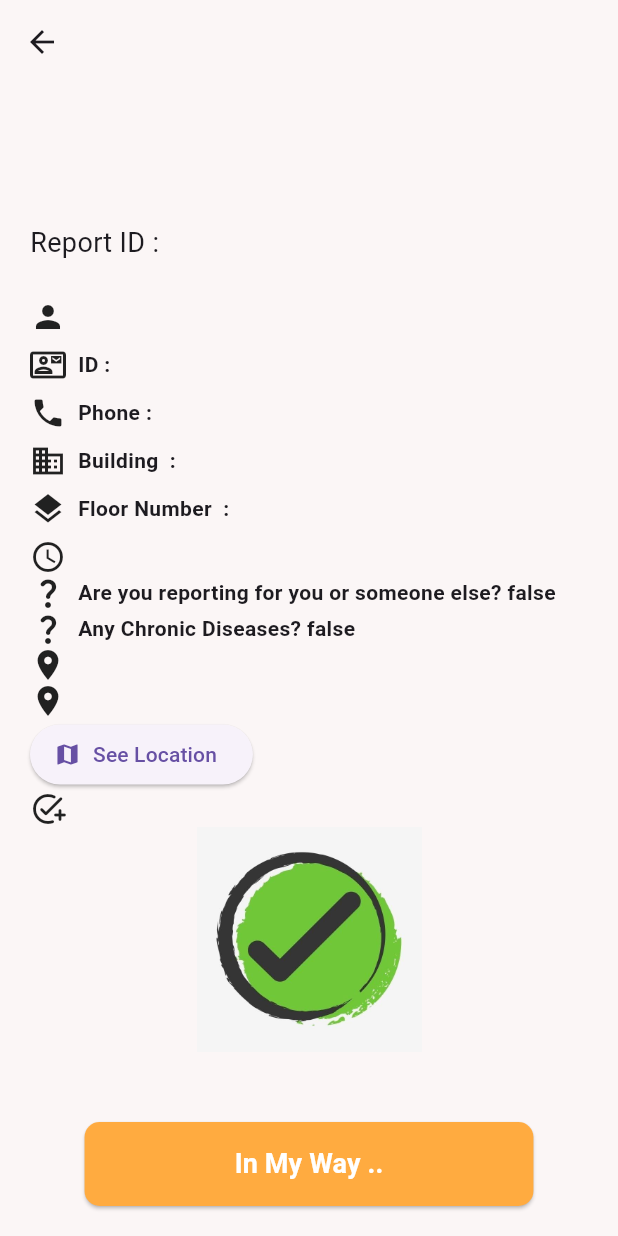
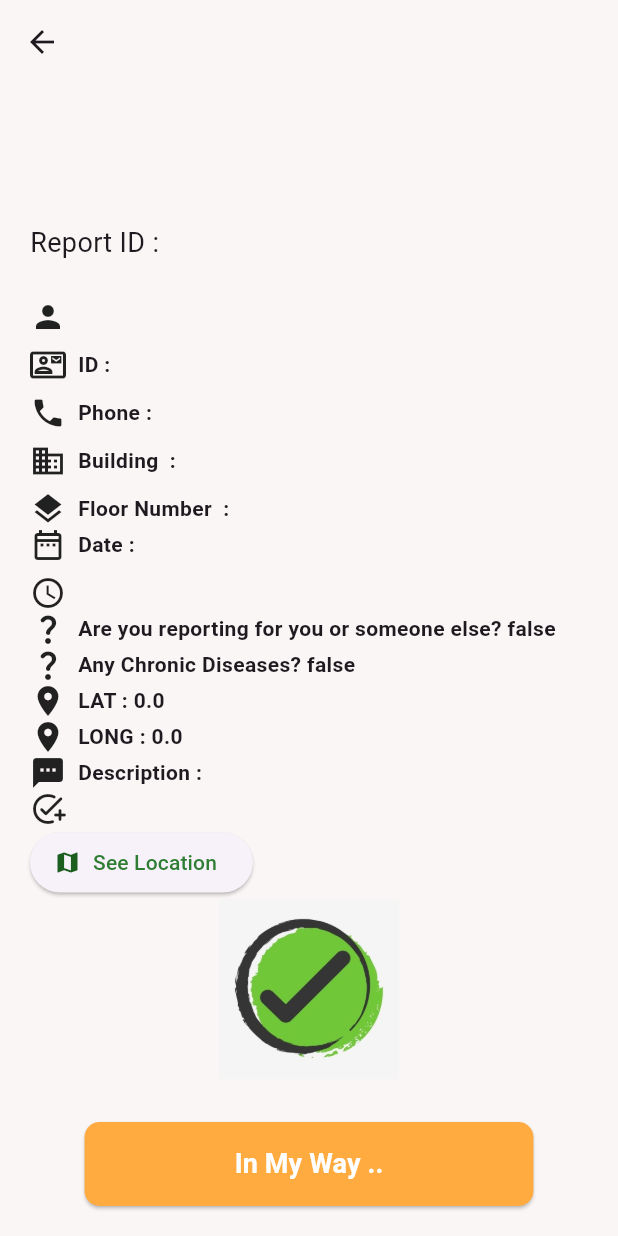
Before and after one commit to OmarMost/gis, a Flutter app: the ReportFIRSTAID screen opened directly with empty values, on a phone screen of 412 x 824 dp. Run offline on Flutter 3.47's test engine with Material 3 defaults, Android fonts, the phone set to English and light mode, and no system bars; our stand-ins replace cloud_firestore, firebase_auth, firebase_core, firebase_storage, geolocator, google_maps_flutter and 3 more; missing offline and left inert: dart:ffi; accounts and stored records are empty; Roboto replaces fonts that are missing (DidactGothic-Regular).

```diff
--- a/lib/Screens/SecurtyScreens/home_secFIRSTAID.dart
+++ b/lib/Screens/SecurtyScreens/home_secFIRSTAID.dart
@@ -425,6 +425,8 @@ class _Home_SecState extends State<Home_Sec2> {
                                                             '${report['Type']}',
                                                         time:
                                                             '${report['Time']}',
+                                                        Date:
+                                                            '${report['Date']}',
                                                         State:
                                                             '${report['State']}',
                                                         Descriotion:
@@ -435,10 +437,8 @@ class _Home_SecState extends State<Home_Sec2> {
                                                             '${report['hasChronicDiseases']}',
                                                         isReportingForSelf:
                                                             '${report['isReportingForSelf']}',
-                                                        lat:
-                                                            '${report['lat'].toString()}',
-                                                        long:
-                                                            '${report['long'].toString()}',
+                                                        lat: report['lat'],
+                                                        long: report['long'],
                                                       ),
                                                     ),
                                                   );
--- a/lib/Screens/SecurtyScreens/reportFIRSTAID.dart
+++ b/lib/Screens/SecurtyScreens/reportFIRSTAID.dart
@@ -1,6 +1,7 @@
 import 'package:cloud_firestore/cloud_firestore.dart';
 import 'package:flutter/material.dart';
 import 'package:flutter/widgets.dart';
+import 'package:gis/Screens/SecurtyScreens/location_on_map.dart';
 import 'package:url_launcher/url_launcher.dart';
 import 'package:url_launcher/url_launcher_string.dart';
 
@@ -16,8 +17,9 @@ class ReportFIRSTAID extends StatefulWidget {
   final String Photo;
   final String State;
   final String time;
-  final String lat;
-  final String long;
+  final String Date;
+  final double lat;
+  final double long;
   final isReportingForSelf;
   final hasChronicDiseases;
 
@@ -33,6 +35,7 @@ class ReportFIRSTAID extends StatefulWidget {
       required this.floorNumber,
       required this.Photo,
       required this.time,
+      required this.Date,
       required this.lat,
       required this.State,
       required this.isReportingForSelf,
@@ -149,6 +152,17 @@ class _ReportFIRSTAIDState extends State<ReportFIRSTAID> {
                     style: TextStyle(fontWeight: FontWeight.bold)),
               ],
             ),
+            Row(
+              mainAxisAlignment: MainAxisAlignment.start,
+              children: [
+                Icon(Icons.date_range_outlined),
+                SizedBox(width: 8),
+                Text(
+                  "Date :${widget.Date} ",
+                  style: TextStyle(fontWeight: FontWeight.bold),
+                ),
+              ],
+            ),
             SizedBox(height: 8),
             Row(
               mainAxisAlignment: MainAxisAlignment.start,
@@ -183,7 +197,8 @@ class _ReportFIRSTAIDState extends State<ReportFIRSTAID> {
               children: [
                 Icon(Icons.location_on),
                 SizedBox(width: 8),
-                Text(widget.lat, style: TextStyle(fontWeight: FontWeight.bold)),
+                Text('LAT : ${widget.lat}',
+                    style: TextStyle(fontWeight: FontWeight.bold)),
               ],
             ),
             Row(
@@ -191,16 +206,21 @@ class _ReportFIRSTAIDState extends State<ReportFIRSTAID> {
               children: [
                 Icon(Icons.location_on),
                 SizedBox(width: 8),
-                Text(widget.long,
+                Text('LONG : ${widget.long}',
                     style: TextStyle(fontWeight: FontWeight.bold)),
               ],
             ),
-            ElevatedButton.icon(
-                onPressed: () {
-                  openmap(widget.lat, widget.long);
-                },
-                icon: Icon(Icons.map),
-                label: Text('See Location')),
+            Row(
+              mainAxisAlignment: MainAxisAlignment.start,
+              children: [
+                Icon(Icons.textsms_rounded),
+                SizedBox(width: 8),
+                Text(
+                  "Description :${widget.Descriotion} ",
+                  style: TextStyle(fontWeight: FontWeight.bold),
+                ),
+              ],
+            ),
             Row(
               mainAxisAlignment: MainAxisAlignment.start,
               children: [
@@ -210,12 +230,33 @@ class _ReportFIRSTAIDState extends State<ReportFIRSTAID> {
                     style: TextStyle(fontWeight: FontWeight.bold)),
               ],
             ),
+            ElevatedButton.icon(
+                onPressed: () {
+                  // openmap(widget.lat, widget.long);
+                  Navigator.pushReplacement(
+                      context,
+                      MaterialPageRoute(
+                        builder: (context) => locationOnMap(
+                          lat: widget.lat,
+                          long: widget.long,
+                          type: 'First Aid',
+                        ),
+                      ));
+                },
+                icon: Icon(
+                  Icons.map,
+                  color: Colors.green[900],
+                ),
+                label: Text(
+                  'See Location',
+                  style: TextStyle(color: Colors.green[800]),
+                )),
             Row(
               mainAxisAlignment: MainAxisAlignment.center,
               children: [
                 Container(
-                  height: 150,
-                  width: 150,
+                  height: 120,
+                  width: 120,
                   child: widget.State == "No Response Yet .."
                       ? Image.asset('assets/False.jpg')
                       : Image.asset('assets/True.jpg'),
--- a/lib/Screens/SecurtyScreens/reportPROBLEMS.dart
+++ b/lib/Screens/SecurtyScreens/reportPROBLEMS.dart
@@ -68,15 +68,14 @@ class _ReportBROBLEMSState extends State<ReportBROBLEMS> {
       appBar: AppBar(
         backgroundColor: const Color.fromARGB(255, 251, 246, 246),
       ),
-      body: SingleChildScrollView(
-        child: Padding(
+      body: Padding(
         padding: const EdgeInsets.all(20.0),
         child: Column(
           crossAxisAlignment: CrossAxisAlignment.start,
           children: [
             Text(
               widget.reporttype,
-                style: TextStyle(fontSize: 45, fontWeight: FontWeight.bold),
+              style: TextStyle(fontSize: 40, fontWeight: FontWeight.bold),
             ),
             SizedBox(height: 8),
             Text(
@@ -256,8 +255,8 @@ class _ReportBROBLEMSState extends State<ReportBROBLEMS> {
                         ),
                         backgroundColor:
                             isResponded ? Colors.orangeAccent : Colors.green,
-                          padding: EdgeInsets.symmetric(
-                              horizontal: 100, vertical: 15),
+                        padding:
+                            EdgeInsets.symmetric(horizontal: 100, vertical: 15),
                       ),
                       onPressed: () {
                         updateStateToX();
@@ -276,7 +275,6 @@ class _ReportBROBLEMSState extends State<ReportBROBLEMS> {
           ],
         ),
       ),
-      ),
     );
   }
 }
```
Lines whose indentation alone changed are shown as unchanged.
